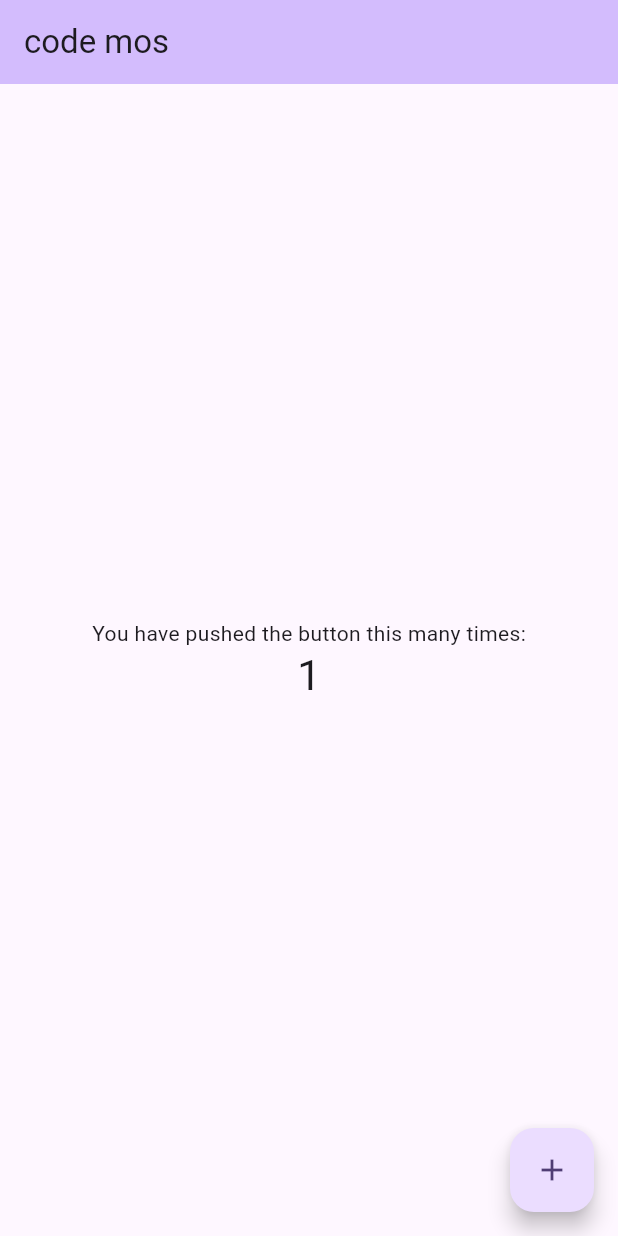
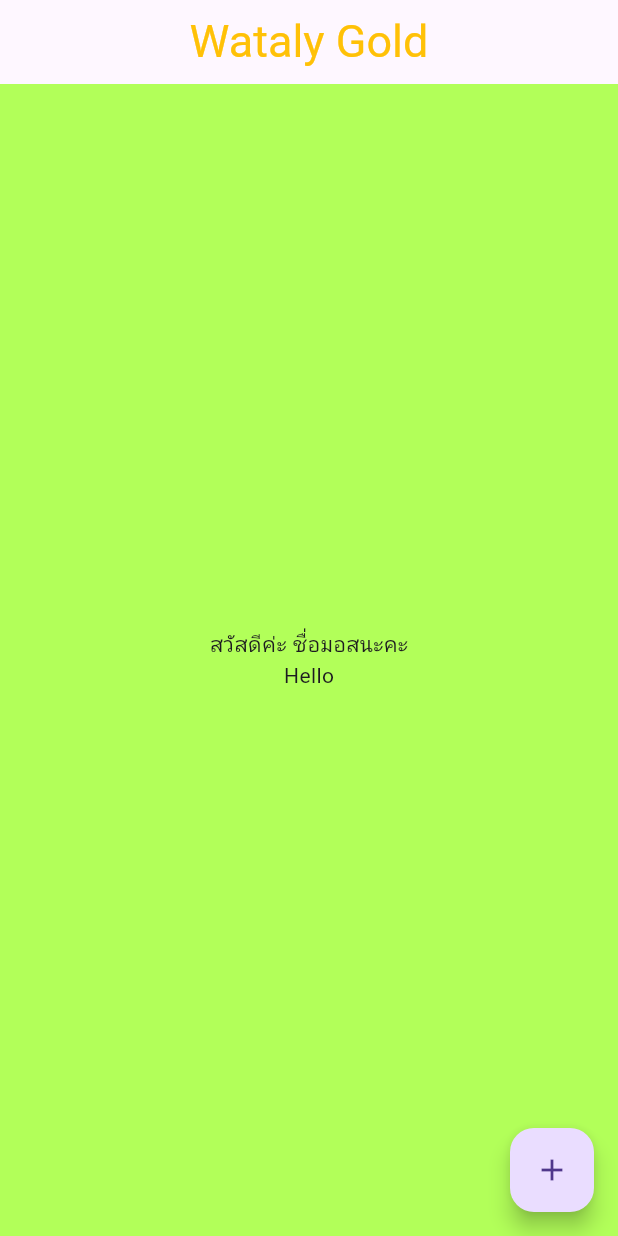
Before and after one commit to janamoss/WatalyGold, a Flutter app: the screen it shows after launch, after a tap on the "add" icon, on a phone screen of 412 x 824 dp. Run offline on Flutter 3.47's test engine with Material 3 defaults, Android fonts, the phone set to English and light mode, and no system bars; our stand-ins replace google_fonts.

Commit message:
second commit

```diff
--- a/lib/main.dart
+++ b/lib/main.dart
@@ -1,125 +1,64 @@
 import 'package:flutter/material.dart';
+import 'package:google_fonts/google_fonts.dart';
 
 void main() {
-  runApp(const MyApp());
+  var app = myApp();
+  runApp(app);
 }
 
-class MyApp extends StatelessWidget {
-  const MyApp({super.key});
+// Widget  stateless
+class myApp extends StatelessWidget {
+  const myApp({super.key});
 
-  // This widget is the root of your application.
   @override
   Widget build(BuildContext context) {
     return MaterialApp(
-      title: 'Flutter Demo',
-      theme: ThemeData(
-        // This is the theme of your application.
-        //
-        // TRY THIS: Try running your application with "flutter run". You'll see
-        // the application has a purple toolbar. Then, without quitting the app,
-        // try changing the seedColor in the colorScheme below to Colors.green
-        // and then invoke "hot reload" (save your changes or press the "hot
-        // reload" button in a Flutter-supported IDE, or press "r" if you used
-        // the command line to start the app).
-        //
-        // Notice that the counter didn't reset back to zero; the application
-        // state is not lost during the reload. To reset the state, use hot
-        // restart instead.
-        //
-        // This works for code too, not just values: Most code changes can be
-        // tested with just a hot reload.
-        colorScheme: ColorScheme.fromSeed(seedColor: Colors.deepPurple),
-        useMaterial3: true,
-      ),
-      home: const MyHomePage(title: 'code mos'),
+      title: "Wataly Gold",
+      home: Myapp2(),
     );
   }
 }
 
-class MyHomePage extends StatefulWidget {
-  const MyHomePage({super.key, required this.title});
-
-  // This widget is the home page of your application. It is stateful, meaning
-  // that it has a State object (defined below) that contains fields that affect
-  // how it looks.
-
-  // This class is the configuration for the state. It holds the values (in this
-  // case the title) provided by the parent (in this case the App widget) and
-  // used by the build method of the State. Fields in a Widget subclass are
-  // always marked "final".
-
-  final String title;
+// Widget stateful
+class Myapp2 extends StatefulWidget {
+  const Myapp2({super.key});
 
   @override
-  State<MyHomePage> createState() => _MyHomePageState();
+  State<Myapp2> createState() => _Myapp2State();
 }
 
-class _MyHomePageState extends State<MyHomePage> {
-  int _counter = 0;
-
-  void _incrementCounter() {
-    setState(() {
-      // This call to setState tells the Flutter framework that something has
-      // changed in this State, which causes it to rerun the build method below
-      // so that the display can reflect the updated values. If we changed
-      // _counter without calling setState(), then the build method would not be
-      // called again, and so nothing would appear to happen.
-      _counter++;
-    });
-  }
-
+class _Myapp2State extends State<Myapp2> {
+  int number = 0;
   @override
   Widget build(BuildContext context) {
-    // This method is rerun every time setState is called, for instance as done
-    // by the _incrementCounter method above.
-    //
-    // The Flutter framework has been optimized to make rerunning build methods
-    // fast, so that you can just rebuild anything that needs updating rather
-    // than having to individually change instances of widgets.
     return Scaffold(
       appBar: AppBar(
-        // TRY THIS: Try changing the color here to a specific color (to
-        // Colors.amber, perhaps?) and trigger a hot reload to see the AppBar
-        // change color while the other colors stay the same.
-        backgroundColor: Theme.of(context).colorScheme.inversePrimary,
-        // Here we take the value from the MyHomePage object that was created by
-        // the App.build method, and use it to set our appbar title.
-        title: Text(widget.title),
+        title: Center(
+          child: Text(
+            "Wataly Gold",
+            style: TextStyle(
+                fontSize: 30,
+                color: Colors.amber,
+                fontFamily: GoogleFonts.ibmPlexSansThai().fontFamily),
+          ),
+        ),
       ),
       body: Center(
-        // Center is a layout widget. It takes a single child and positions it
-        // in the middle of the parent.
         child: Column(
-          // Column is also a layout widget. It takes a list of children and
-          // arranges them vertically. By default, it sizes itself to fit its
-          // children horizontally, and tries to be as tall as its parent.
-          //
-          // Column has various properties to control how it sizes itself and
-          // how it positions its children. Here we use mainAxisAlignment to
-          // center the children vertically; the main axis here is the vertical
-          // axis because Columns are vertical (the cross axis would be
-          // horizontal).
-          //
-          // TRY THIS: Invoke "debug painting" (choose the "Toggle Debug Paint"
-          // action in the IDE, or press "p" in the console), to see the
-          // wireframe for each widget.
           mainAxisAlignment: MainAxisAlignment.center,
-          children: <Widget>[
-            const Text(
-              'You have pushed the button this many times:',
-            ),
-            Text(
-              '$_counter',
-              style: Theme.of(context).textTheme.headlineMedium,
-            ),
+          children: [
+            Text("สวัสดีค่ะ ชื่อมอสนะคะ"),
+            Text("Hello"),
           ],
         ),
       ),
       floatingActionButton: FloatingActionButton(
-        onPressed: _incrementCounter,
-        tooltip: 'Increment',
-        child: const Icon(Icons.add),
-      ), // This trailing comma makes auto-formatting nicer for build methods.
+        onPressed: () {
+
+        },
+        child: Icon(Icons.add),
+      ),
+      backgroundColor: Colors.lightGreenAccent,
     );
   }
 }
--- a/pubspec.yaml
+++ b/pubspec.yaml
@@ -35,6 +35,7 @@
   # The following adds the Cupertino Icons font to your application.
   # Use with the CupertinoIcons class for iOS style icons.
   cupertino_icons: ^1.0.2
+  google_fonts: ^6.1.0
 
 dev_dependencies:
   flutter_test:
@@ -57,7 +58,6 @@
   # included with your application, so that you can use the icons in
   # the material Icons class.
   uses-material-design: true
-
   # To add assets to your application, add an assets section, like this:
   # assets:
   #   - images/a_dot_burr.jpeg
```
Also changed, not shown: lib/Home/test.dart (added, +125 -0 lines), lib/fonts/IBMPlexSansThai-Bold.ttf (added), lib/fonts/IBMPlexSansThai-ExtraLight.ttf (added), lib/fonts/IBMPlexSansThai-Light.ttf (added), lib/fonts/IBMPlexSansThai-Medium.ttf (added), lib/fonts/IBMPlexSansThai-Regular.ttf (added), lib/fonts/IBMPlexSansThai-SemiBold.ttf (added), lib/fonts/IBMPlexSansThai-Thin.ttf (added), pubspec.lock, 6 other files.
